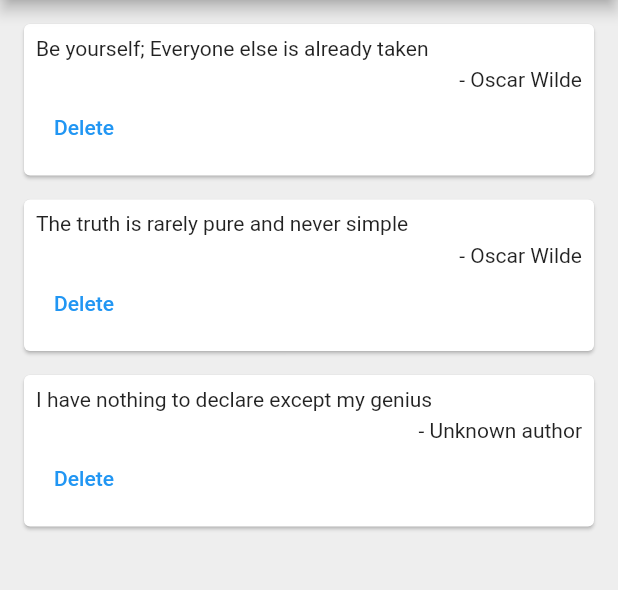
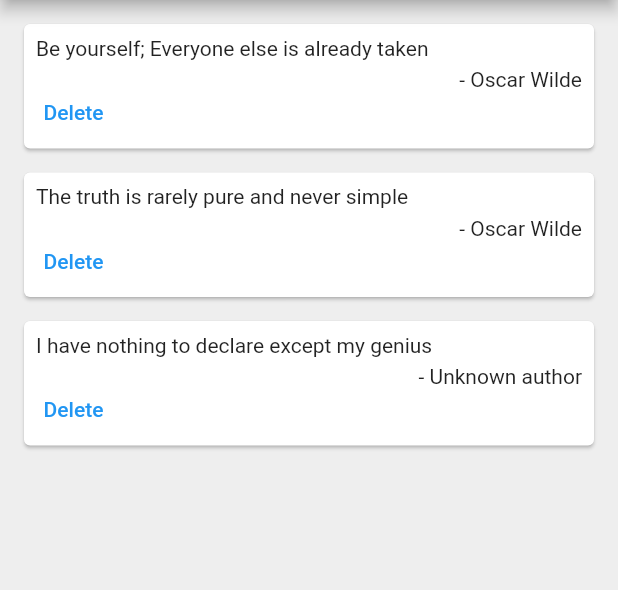
Before and after one commit to nkatraga/quotes-flutter, a Flutter app: the screen it shows after launch, on a phone screen of 412 x 824 dp, the part 84-674 px from its top. Run offline on Flutter 3.47's test engine with Material 2 defaults, Android fonts, the phone set to English and light mode, and no system bars.

Commit message:
Styled the TextButton to align the Delete text to the left as much as possible.

```diff
--- a/lib/QuoteCard.dart
+++ b/lib/QuoteCard.dart
@@ -25,9 +25,16 @@ class QuoteCard extends StatelessWidget {
             ),
             Container(
               alignment: Alignment.topLeft,
+                height: 30,
+                padding: EdgeInsets.fromLTRB(1,1,2,3),
+                //color: Colors.amber,
                 child: TextButton(
                   //Execute the passed function when the button is pressed
                     onPressed: () => passedFunction(),
+                    style: TextButton.styleFrom(
+                      padding: EdgeInsets.all(0),
+                      minimumSize: Size(10,10)
+                    ),
                     child: Text('Delete')
                 ))
           ],
```
